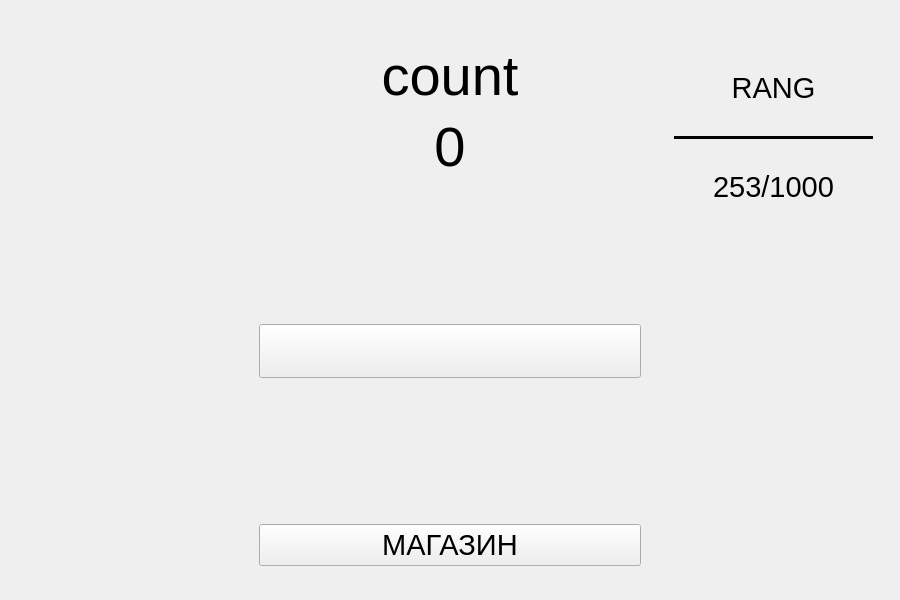
n1ghtmare-dev/clicker, file main_ui.ui: the form before one commit.
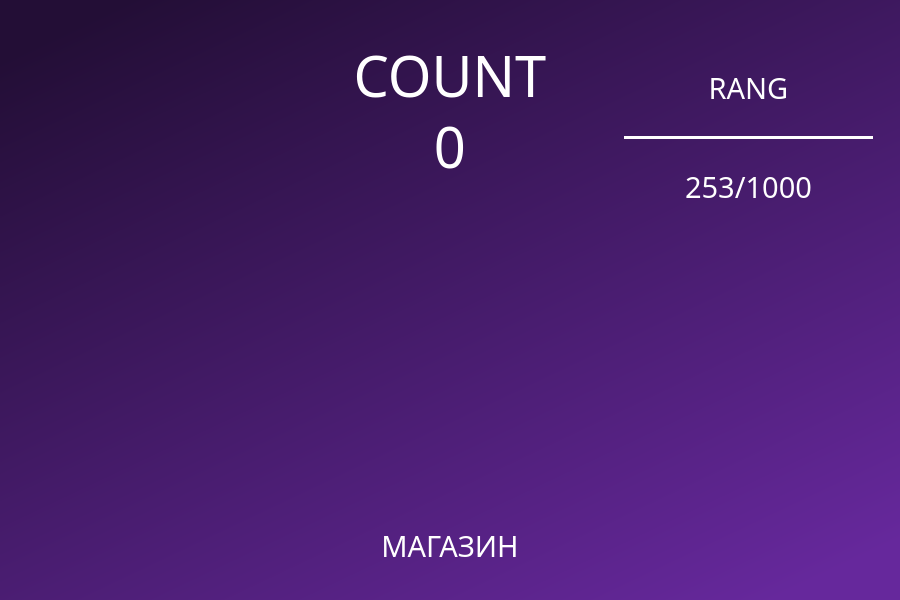
The form after the commit. Icons and pictures are not drawn.

Commit message: UI main done, no functional

```diff
--- a/main_ui.ui
+++ b/main_ui.ui
@@ -38,18 +38,19 @@
    <bool>false</bool>
   </property>
   <property name="styleSheet">
-   <string notr="true"/>
+   <string notr="true">background-color: qlineargradient(spread:pad, x1:0.142, y1:0, x2:0.857955, y2:1, stop:0 rgba(35, 14, 54, 255), stop:1 rgba(102, 40, 156, 255));</string>
   </property>
   <property name="inputMethodHints">
    <set>Qt::InputMethodHint::ImhNone</set>
   </property>
   <widget class="QWidget" name="centralwidget">
    <property name="styleSheet">
-    <string notr="true"/>
+    <string notr="true">background-color: qlineargradient(spread:pad, x1:0, y1:0, x2:1, y2:1, stop:0 rgba(0, 0, 0, 0), stop:1 rgba(255, 255, 255, 0));
+color: #fff;</string>
    </property>
    <layout class="QHBoxLayout" name="horizontalLayout_2">
     <item>
-     <widget class="QWidget" name="widget_2" native="true">
+     <widget class="QFrame" name="frame_2">
       <property name="minimumSize">
        <size>
         <width>200</width>
@@ -62,19 +63,44 @@
         <height>500</height>
        </size>
       </property>
+      <widget class="QLabel" name="label_5">
+       <property name="enabled">
+        <bool>true</bool>
+       </property>
+       <property name="geometry">
+        <rect>
+         <x>0</x>
+         <y>20</y>
+         <width>301</width>
+         <height>451</height>
+        </rect>
+       </property>
+       <property name="text">
+        <string/>
+       </property>
+       <property name="pixmap">
+        <pixmap>../../../../../Downloads/Group 5.png</pixmap>
+       </property>
+       <property name="scaledContents">
+        <bool>true</bool>
+       </property>
+       <property name="alignment">
+        <set>Qt::AlignmentFlag::AlignCenter</set>
+       </property>
+      </widget>
      </widget>
     </item>
-    <item>
-     <widget class="QFrame" name="frame">
+    <item alignment="|Qt::AlignmentFlag::AlignVCenter">
+     <widget class="QFrame" name="mainframe">
       <property name="minimumSize">
+       <size>
+        <width>300</width>
+        <height>0</height>
+       </size>
+      </property>
+      <property name="maximumSize">
        <size>
         <width>400</width>
-        <height>0</height>
-       </size>
-      </property>
-      <property name="maximumSize">
-       <size>
-        <width>16777215</width>
         <height>550</height>
        </size>
       </property>
@@ -90,6 +116,11 @@
            <height>200</height>
           </size>
          </property>
+         <property name="font">
+          <font>
+           <family>a_Concepto</family>
+          </font>
+         </property>
          <layout class="QVBoxLayout" name="verticalLayout">
           <property name="bottomMargin">
            <number>1</number>
@@ -98,11 +129,12 @@
            <widget class="QLabel" name="label">
             <property name="font">
              <font>
+              <family>a_Concepto</family>
               <pointsize>42</pointsize>
              </font>
             </property>
             <property name="text">
-             <string>count</string>
+             <string>COUNT</string>
             </property>
             <property name="alignment">
              <set>Qt::AlignmentFlag::AlignCenter</set>
@@ -113,6 +145,7 @@
            <widget class="QLabel" name="label_2">
             <property name="font">
              <font>
+              <family>a_Concepto</family>
               <pointsize>42</pointsize>
              </font>
             </property>
@@ -133,11 +166,23 @@
          </layout>
         </widget>
        </item>
-       <item alignment="Qt::AlignmentFlag::Qt::AlignmentFlag::AlignVCenter">
+       <item alignment="|Qt::AlignmentFlag::AlignVCenter">
         <widget class="QPushButton" name="pushButton">
          <property name="enabled">
           <bool>true</bool>
          </property>
+         <property name="minimumSize">
+          <size>
+           <width>0</width>
+           <height>220</height>
+          </size>
+         </property>
+         <property name="maximumSize">
+          <size>
+           <width>99999</width>
+           <height>220</height>
+          </size>
+         </property>
          <property name="font">
           <font>
            <pointsize>30</pointsize>
@@ -147,7 +192,7 @@
           <bool>false</bool>
          </property>
          <property name="styleSheet">
-          <string notr="true"/>
+          <string notr="true">border: 0;</string>
          </property>
          <property name="text">
           <string/>
@@ -184,9 +229,13 @@
         <widget class="QPushButton" name="pushButton_2">
          <property name="font">
           <font>
+           <family>a_Concepto</family>
            <pointsize>22</pointsize>
           </font>
          </property>
+         <property name="styleSheet">
+          <string notr="true">border: none;</string>
+         </property>
          <property name="text">
           <string>МАГАЗИН</string>
          </property>
@@ -217,6 +266,7 @@
            <widget class="QLabel" name="label_3">
             <property name="font">
              <font>
+              <family>a_Concepto</family>
               <pointsize>22</pointsize>
              </font>
             </property>
@@ -260,6 +310,7 @@
            <widget class="QLabel" name="label_4">
             <property name="font">
              <font>
+              <family>a_Concepto</family>
               <pointsize>22</pointsize>
              </font>
             </property>
```
